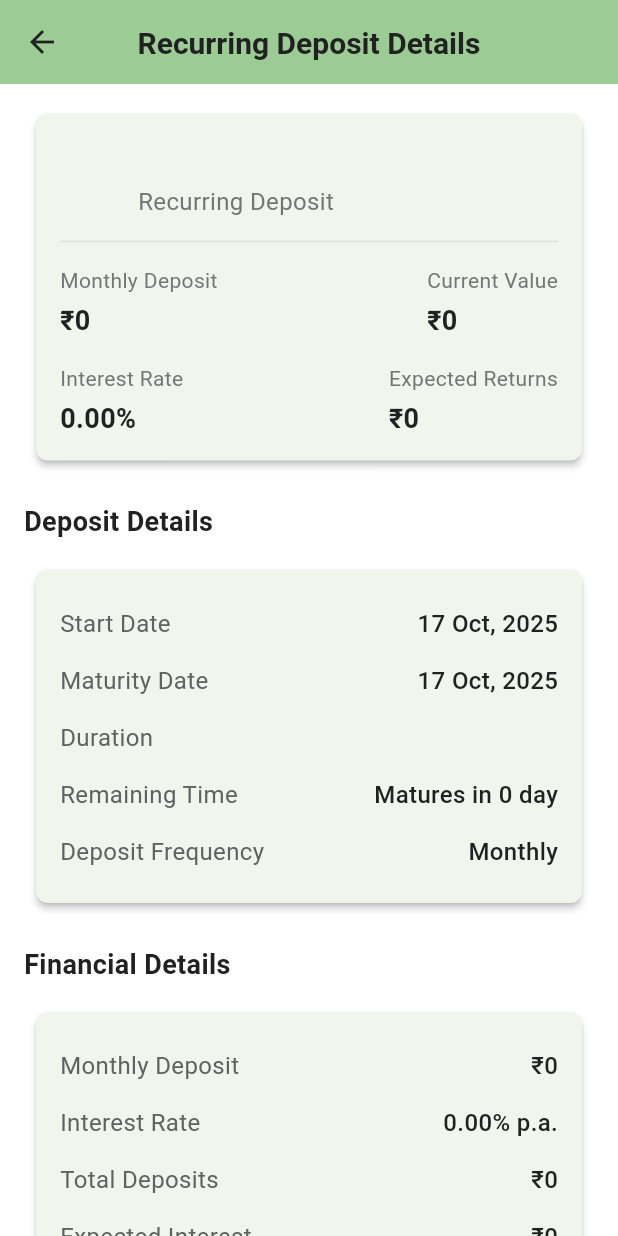
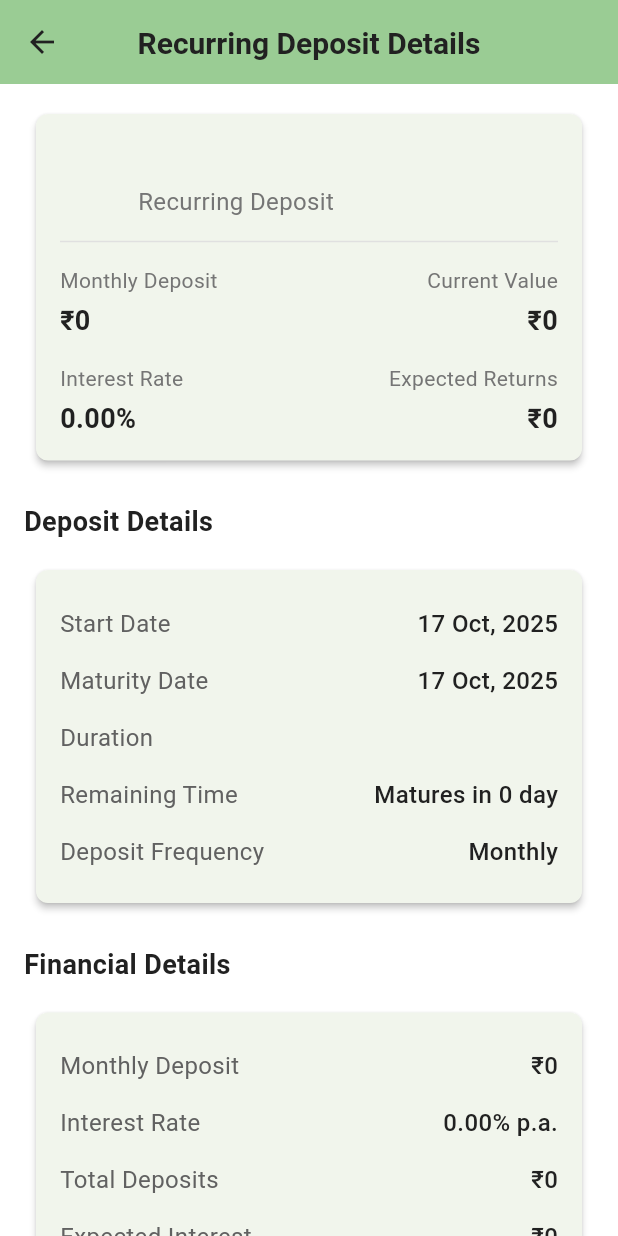
Before and after one commit to avijitmondal/saver, a Flutter app: the RecurringDepositDetailsScreen screen opened directly with empty values, on a phone screen of 412 x 824 dp. Run offline on Flutter 3.47's test engine with Material 3 defaults, Android fonts, the phone set to English and light mode, and no system bars; our stand-ins replace fl_chart, get_it, shared_preferences; accounts and stored records are empty.

Commit message:
Fixed alignment issue on the details card

```diff
--- a/lib/screens/recurring_deposit_details_screen.dart
+++ b/lib/screens/recurring_deposit_details_screen.dart
@@ -67,20 +67,46 @@ class RecurringDepositDetailsScreen extends StatelessWidget {
                     Row(
                       mainAxisAlignment: MainAxisAlignment.spaceBetween,
                       children: [
-                        _buildInfoColumn('Monthly Deposit', NumberFormatter.formatAmount(recurringDeposit.amount)),
-                        _buildInfoColumn('Current Value', NumberFormatter.formatAmount(
-                          recurringDeposit.isRecurring == true && recurringDeposit.durationInMonths != null
-                              ? recurringDeposit.amount * recurringDeposit.durationInMonths!
-                              : recurringDeposit.amount
-                        )),
+                        Expanded(
+                          child: _buildInfoColumn(
+                            'Monthly Deposit',
+                            NumberFormatter.formatAmount(recurringDeposit.amount),
+                            alignment: CrossAxisAlignment.start,
+                          ),
+                        ),
+                        const SizedBox(width: 16),
+                        Expanded(
+                          child: _buildInfoColumn(
+                            'Current Value',
+                            NumberFormatter.formatAmount(
+                              recurringDeposit.isRecurring == true && recurringDeposit.durationInMonths != null
+                                  ? recurringDeposit.amount * recurringDeposit.durationInMonths!
+                                  : recurringDeposit.amount,
+                            ),
+                            alignment: CrossAxisAlignment.end,
+                          ),
+                        ),
                       ],
                     ),
                     const SizedBox(height: 16),
                     Row(
                       mainAxisAlignment: MainAxisAlignment.spaceBetween,
                       children: [
-                        _buildInfoColumn('Interest Rate', '${recurringDeposit.interest.toStringAsFixed(2)}%'),
-                        _buildInfoColumn('Expected Returns', NumberFormatter.formatAmount(recurringDeposit.returns)),
+                        Expanded(
+                          child: _buildInfoColumn(
+                            'Interest Rate',
+                            '${recurringDeposit.interest.toStringAsFixed(2)}%',
+                            alignment: CrossAxisAlignment.start,
+                          ),
+                        ),
+                        const SizedBox(width: 16),
+                        Expanded(
+                          child: _buildInfoColumn(
+                            'Expected Returns',
+                            NumberFormatter.formatAmount(recurringDeposit.returns),
+                            alignment: CrossAxisAlignment.end,
+                          ),
+                        ),
                       ],
                     ),
                   ],
@@ -242,9 +268,9 @@ class RecurringDepositDetailsScreen extends StatelessWidget {
     return NumberFormatter.formatAmount(totalDeposits + recurringDeposit.returns);
   }
 
-  Widget _buildInfoColumn(String title, String value) {
+  Widget _buildInfoColumn(String title, String value, {CrossAxisAlignment alignment = CrossAxisAlignment.start}) {
     return Column(
-      crossAxisAlignment: CrossAxisAlignment.start,
+      crossAxisAlignment: alignment,
       children: [
         Text(
           title,
@@ -260,6 +286,7 @@ class RecurringDepositDetailsScreen extends StatelessWidget {
             fontSize: 18,
             fontWeight: FontWeight.bold,
           ),
+          textAlign: alignment == CrossAxisAlignment.end ? TextAlign.right : TextAlign.left,
         ),
       ],
     );
```
Also changed, not shown: lib/screens/fixed_deposit_details_screen.dart (+16 -6 lines).
